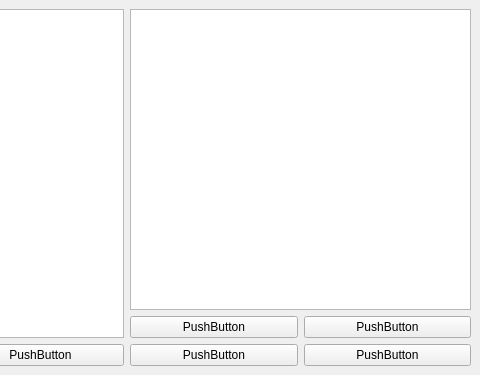
First picture: the form in src/tree_query/querybuildermainview.ui, repository mspr/Lucy, before the edit; both pictures show x 226 to 706 and y 0 to 375 of the 706 by 375 pixel window.
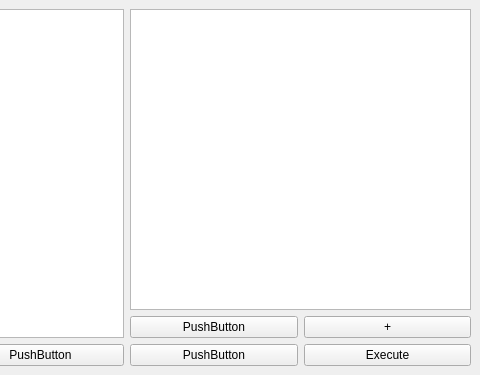
Second picture: the form after the edit.

Commit message: Connect create new clause method to push button clicked in query main view.

Patch:
```diff
--- a/src/tree_query/querybuildermainview.ui
+++ b/src/tree_query/querybuildermainview.ui
@@ -57,7 +57,7 @@
         <item>
          <widget class="QPushButton" name="pushButton_5">
           <property name="text">
-           <string>PushButton</string>
+           <string>+</string>
           </property>
          </widget>
         </item>
@@ -75,7 +75,7 @@
         <item>
          <widget class="QPushButton" name="executeQueryPushButton">
           <property name="text">
-           <string>PushButton</string>
+           <string>Execute</string>
           </property>
          </widget>
         </item>
```
Left out of the diff: 19 changed lines with no effect on the pictures. The commit also changes 3 other files.
